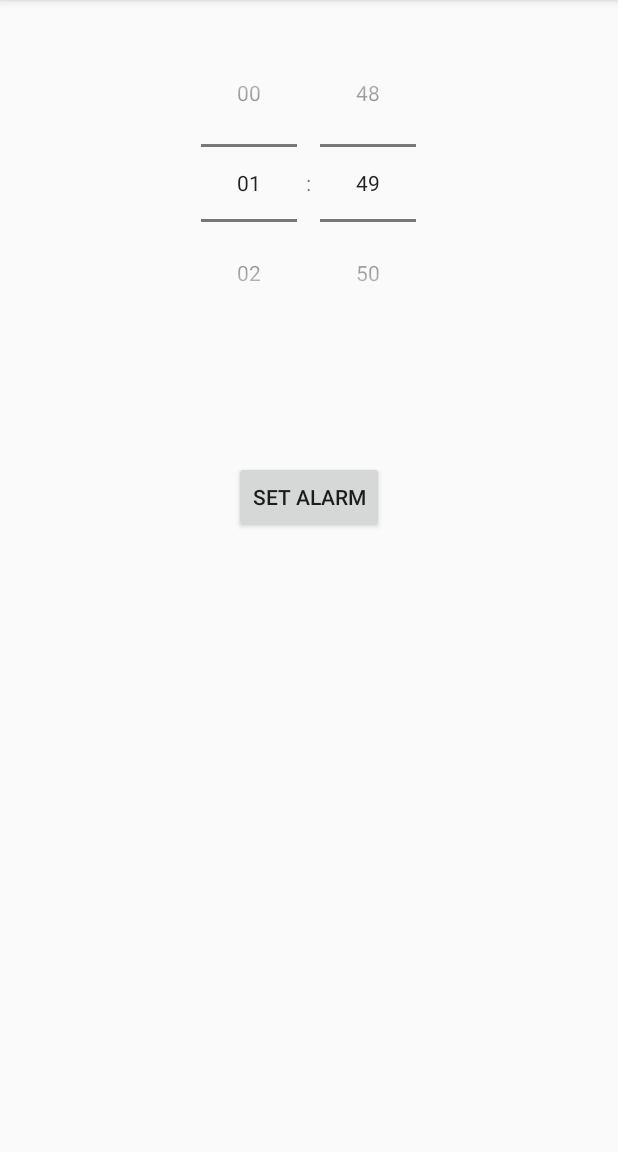
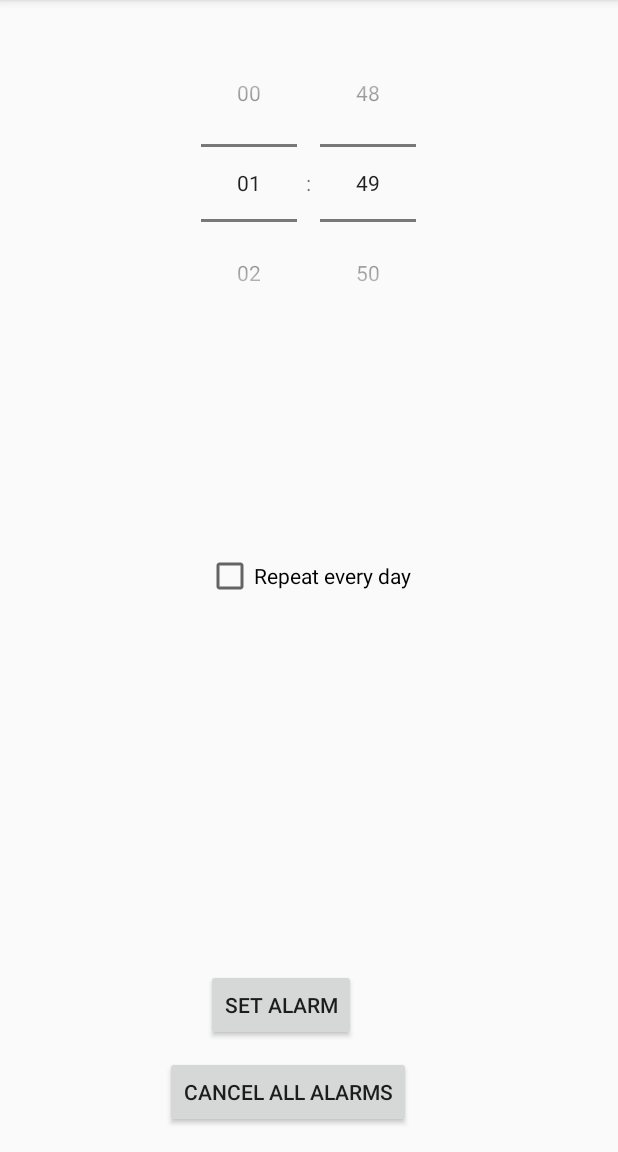
Before and after one commit to shpp-vsmaga/Android-Lesson4, an Android app: the screen it shows after launch (MainActivity), after a tap on "SET ALARM", on a phone screen of 412 x 824 dp, the part 84-1236 px from its top. Run offline under Robolectric (Android 15) with nearby library versions, the phone set to English and light mode, and no system bars.

Commit message:
little fixes

```diff
--- a/app/src/main/java/com/shpp/sv/lesson4/AlarmActivity.java
+++ b/app/src/main/java/com/shpp/sv/lesson4/AlarmActivity.java
@@ -33,10 +33,10 @@ public class AlarmActivity extends Activity {
     }
 
     private void vibrate() {
-
         Vibrator vibrator = (Vibrator) context.getSystemService(Context.VIBRATOR_SERVICE);
         vibrator.vibrate(1000);
     }
+
 
     @Override
     protected void onResume() {
@@ -48,9 +48,8 @@ public class AlarmActivity extends Activity {
     }
 
     public void onClickStopAlarm(View view) {
-
+        moveTaskToBack(true);
         System.exit(0);
-
     }
 
     @Override
--- a/app/src/main/java/com/shpp/sv/lesson4/MainActivity.java
+++ b/app/src/main/java/com/shpp/sv/lesson4/MainActivity.java
@@ -7,6 +7,7 @@ import android.content.Intent;
 import android.support.v7.app.AppCompatActivity;
 import android.os.Bundle;
 import android.view.View;
+import android.widget.CheckBox;
 import android.widget.TimePicker;
 import android.widget.Toast;
 
@@ -15,6 +16,7 @@ import java.util.Calendar;
 public class MainActivity extends AppCompatActivity {
     PendingIntent pendingIntent;
     TimePicker timePicker;
+    AlarmManager alarmManager;
 
     @Override
     protected void onCreate(Bundle savedInstanceState) {
@@ -28,16 +30,26 @@ public class MainActivity extends AppCompatActivity {
 
     public void onClickSetAlarmBtn(View view) {
         Calendar calendar = getCalendarFromPicker();
-
+        CheckBox chbRepeatEveryDay = (CheckBox)findViewById(R.id.chbRepeatEveryDay);
         Intent intent = new Intent(MainActivity.this, MyBroadcastReceiver.class);
         pendingIntent = PendingIntent.getBroadcast(MainActivity.this, 0, intent, 0);
 
-        AlarmManager alarmManager = (AlarmManager)getSystemService(Context.ALARM_SERVICE);
-        alarmManager.set(AlarmManager.RTC_WAKEUP, calendar.getTimeInMillis(), pendingIntent);
+        alarmManager = (AlarmManager)getSystemService(Context.ALARM_SERVICE);
 
-        Toast.makeText(this, "Alarm is set to " + calendar.get(Calendar.HOUR_OF_DAY) + ":" +
-                calendar.get(Calendar.MINUTE), Toast.LENGTH_LONG).show();
+        if (chbRepeatEveryDay.isChecked()){
+            alarmManager.setRepeating(AlarmManager.RTC_WAKEUP, calendar.getTimeInMillis(),
+                    AlarmManager.INTERVAL_DAY, pendingIntent);
 
+            Toast.makeText(this, "Repeating every day alarm is set to " +
+                    calendar.get(Calendar.HOUR_OF_DAY) + ":" +
+                    calendar.get(Calendar.MINUTE), Toast.LENGTH_LONG).show();
+        } else {
+            alarmManager.set(AlarmManager.RTC_WAKEUP, calendar.getTimeInMillis(), pendingIntent);
+
+            Toast.makeText(this, "Single alarm is set to " +
+                    calendar.get(Calendar.HOUR_OF_DAY) + ":" +
+                    calendar.get(Calendar.MINUTE), Toast.LENGTH_LONG).show();
+        }
 
 
     }
@@ -49,4 +61,11 @@ public class MainActivity extends AppCompatActivity {
         calendar.set(Calendar.SECOND, 0);
         return calendar;
     }
+
+    public void onClickCancelAlarmsBtn(View view) {
+        if (alarmManager != null) {
+            alarmManager.cancel(pendingIntent);
+            Toast.makeText(this, "All alarms canceled", Toast.LENGTH_LONG).show();
+        }
+    }
 }
--- a/app/src/main/java/com/shpp/sv/lesson4/MyBroadcastReceiver.java
+++ b/app/src/main/java/com/shpp/sv/lesson4/MyBroadcastReceiver.java
@@ -7,10 +7,8 @@ import android.util.Log;
 
 import java.util.Date;
 
-/**
- * Created by SV on 16.02.2016.
- */
 public class MyBroadcastReceiver extends BroadcastReceiver {
+
 
     @Override
     public void onReceive(Context context, Intent intent) {
--- a/app/src/main/res/layout/activity_main.xml
+++ b/app/src/main/res/layout/activity_main.xml
@@ -22,8 +22,26 @@
         android:layout_height="wrap_content"
         android:text="@string/btnSetAlarmLabel"
         android:id="@+id/btnSetAlarm"
-        android:layout_below="@+id/timePicker"
-        android:layout_centerHorizontal="true"
-        android:layout_marginTop="79dp"
-        android:onClick="onClickSetAlarmBtn" />
+        android:onClick="onClickSetAlarmBtn"
+        android:layout_above="@+id/btnCancelAlarms"
+        android:layout_alignStart="@+id/chbRepeatEveryDay"
+        android:layout_marginBottom="10dp"
+        android:layout_alignParentEnd="false" />
+
+    <CheckBox
+        android:layout_width="wrap_content"
+        android:layout_height="wrap_content"
+        android:text="@string/chbRepeatEveryDayLabel"
+        android:id="@+id/chbRepeatEveryDay"
+        android:layout_centerVertical="true"
+        android:layout_centerHorizontal="true" />
+
+    <Button
+        android:layout_width="wrap_content"
+        android:layout_height="wrap_content"
+        android:text="@string/btnCancelAlarmsLabel"
+        android:id="@+id/btnCancelAlarms"
+        android:layout_alignParentBottom="true"
+        android:layout_alignEnd="@+id/chbRepeatEveryDay"
+        android:onClick="onClickCancelAlarmsBtn" />
 </RelativeLayout>
--- a/app/src/main/res/values/strings.xml
+++ b/app/src/main/res/values/strings.xml
@@ -2,4 +2,6 @@
     <string name="app_name">Lesson4</string>
     <string name="btnSetAlarmLabel">Set alarm</string>
     <string name="btnStopAlarmLabel">Stop Alarm!!!</string>
+    <string name="chbRepeatEveryDayLabel">Repeat every day</string>
+    <string name="btnCancelAlarmsLabel">Cancel all alarms</string>
 </resources>
```
Also changed, not shown: app/src/main/res/layout/alarm_activity.xml (+16 -3 lines), app/src/main/res/drawable/clock_image.png (added).
